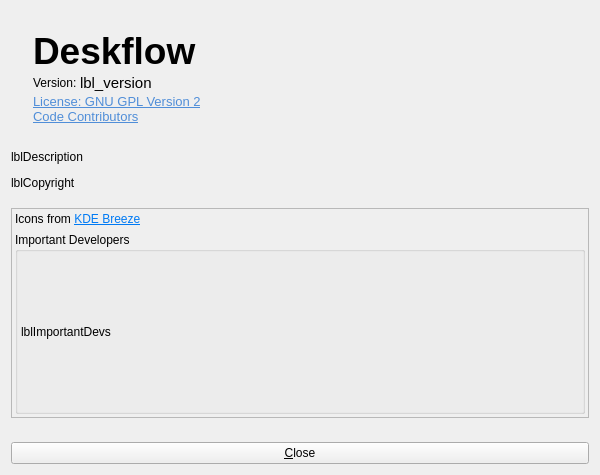
Above: src/lib/gui/dialogs/AboutDialog.ui from deskflow/deskflow before the change. Below: the same form after it.
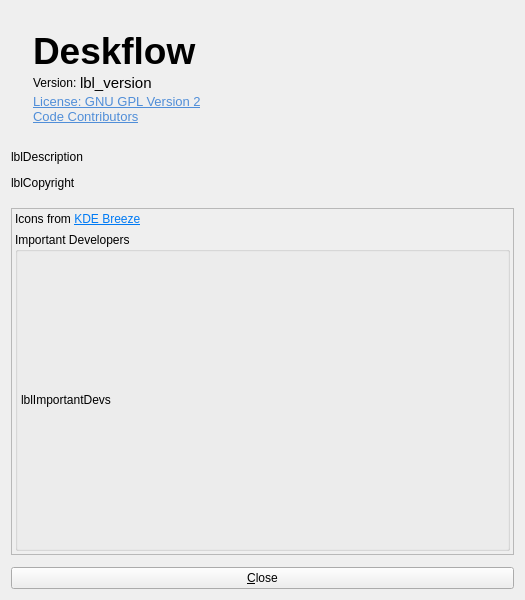
That is the form after the change. Icons and pictures are not drawn.

Commit message: chore: adjust the about dialog default size

What changed in the file:
```diff
--- a/src/lib/gui/dialogs/AboutDialog.ui
+++ b/src/lib/gui/dialogs/AboutDialog.ui
@@ -3,18 +3,18 @@
  <class>AboutDialog</class>
  <widget class="QDialog" name="AboutDialog">
   <property name="windowModality">
-   <enum>Qt::ApplicationModal</enum>
+   <enum>Qt::WindowModality::ApplicationModal</enum>
   </property>
   <property name="geometry">
    <rect>
     <x>0</x>
     <y>0</y>
-    <width>600</width>
-    <height>475</height>
+    <width>525</width>
+    <height>600</height>
    </rect>
   </property>
   <property name="sizePolicy">
-   <sizepolicy hsizetype="Fixed" vsizetype="Fixed">
+   <sizepolicy hsizetype="Preferred" vsizetype="Preferred">
     <horstretch>0</horstretch>
     <verstretch>0</verstretch>
    </sizepolicy>
@@ -35,7 +35,7 @@
    <item>
     <widget class="QWidget" name="frameLogo" native="true">
      <property name="sizePolicy">
-      <sizepolicy hsizetype="Preferred" vsizetype="Maximum">
+      <sizepolicy hsizetype="Preferred" vsizetype="Fixed">
        <horstretch>0</horstretch>
        <verstretch>0</verstretch>
       </sizepolicy>
@@ -67,7 +67,7 @@
       <item row="6" column="1">
        <spacer name="verticalSpacer">
         <property name="orientation">
-         <enum>Qt::Vertical</enum>
+         <enum>Qt::Orientation::Vertical</enum>
         </property>
         <property name="sizeHint" stdset="0">
          <size>
@@ -80,7 +80,7 @@
       <item row="0" column="1">
        <spacer name="verticalSpacer_3">
         <property name="orientation">
-         <enum>Qt::Vertical</enum>
+         <enum>Qt::Orientation::Vertical</enum>
         </property>
         <property name="sizeHint" stdset="0">
          <size>
@@ -92,6 +92,12 @@
       </item>
       <item row="1" column="1">
        <widget class="QLabel" name="lblName">
+        <property name="sizePolicy">
+         <sizepolicy hsizetype="Preferred" vsizetype="Fixed">
+          <horstretch>0</horstretch>
+          <verstretch>0</verstretch>
+         </sizepolicy>
+        </property>
         <property name="font">
          <font>
           <pointsize>28</pointsize>
@@ -105,7 +111,7 @@
          <bool>false</bool>
         </property>
         <property name="alignment">
-         <set>Qt::AlignBottom|Qt::AlignLeading|Qt::AlignLeft</set>
+         <set>Qt::AlignmentFlag::AlignBottom|Qt::AlignmentFlag::AlignLeading|Qt::AlignmentFlag::AlignLeft</set>
         </property>
         <property name="indent">
          <number>0</number>
@@ -117,6 +123,12 @@
       </item>
       <item row="0" column="0" rowspan="9">
        <widget class="QLabel" name="lblIcon">
+        <property name="sizePolicy">
+         <sizepolicy hsizetype="Preferred" vsizetype="Fixed">
+          <horstretch>0</horstretch>
+          <verstretch>0</verstretch>
+         </sizepolicy>
+        </property>
         <property name="autoFillBackground">
          <bool>false</bool>
         </property>
@@ -158,7 +170,7 @@
             <string>Version: </string>
            </property>
            <property name="alignment">
-            <set>Qt::AlignLeading|Qt::AlignLeft|Qt::AlignVCenter</set>
+            <set>Qt::AlignmentFlag::AlignLeading|Qt::AlignmentFlag::AlignLeft|Qt::AlignmentFlag::AlignVCenter</set>
            </property>
            <property name="indent">
             <number>0</number>
@@ -182,7 +194,7 @@
             <string>lbl_version</string>
            </property>
            <property name="alignment">
-            <set>Qt::AlignLeading|Qt::AlignLeft|Qt::AlignVCenter</set>
+            <set>Qt::AlignmentFlag::AlignLeading|Qt::AlignmentFlag::AlignLeft|Qt::AlignmentFlag::AlignVCenter</set>
            </property>
            <property name="smaller_text" stdset="0">
             <bool>true</bool>
@@ -224,7 +236,7 @@
             </sizepolicy>
            </property>
            <property name="orientation">
-            <enum>Qt::Horizontal</enum>
+            <enum>Qt::Orientation::Horizontal</enum>
            </property>
            <property name="sizeHint" stdset="0">
             <size>
@@ -272,14 +284,14 @@
       <string>lblDescription</string>
      </property>
      <property name="alignment">
-      <set>Qt::AlignLeading|Qt::AlignLeft|Qt::AlignTop</set>
+      <set>Qt::AlignmentFlag::AlignLeading|Qt::AlignmentFlag::AlignLeft|Qt::AlignmentFlag::AlignTop</set>
      </property>
     </widget>
    </item>
    <item>
     <widget class="QLabel" name="lblCopyright">
      <property name="sizePolicy">
-      <sizepolicy hsizetype="Preferred" vsizetype="Maximum">
+      <sizepolicy hsizetype="Preferred" vsizetype="Fixed">
        <horstretch>0</horstretch>
        <verstretch>0</verstretch>
       </sizepolicy>
@@ -292,10 +304,10 @@
    <item>
     <spacer name="verticalSpacer_2">
      <property name="orientation">
-      <enum>Qt::Vertical</enum>
+      <enum>Qt::Orientation::Vertical</enum>
      </property>
      <property name="sizeType">
-      <enum>QSizePolicy::Fixed</enum>
+      <enum>QSizePolicy::Policy::Fixed</enum>
      </property>
      <property name="sizeHint" stdset="0">
       <size>
@@ -307,8 +319,14 @@
    </item>
    <item>
     <widget class="QScrollArea" name="scrollArea">
+     <property name="sizePolicy">
+      <sizepolicy hsizetype="Preferred" vsizetype="Preferred">
+       <horstretch>0</horstretch>
+       <verstretch>0</verstretch>
+      </sizepolicy>
+     </property>
      <property name="sizeAdjustPolicy">
-      <enum>QAbstractScrollArea::AdjustIgnored</enum>
+      <enum>QAbstractScrollArea::SizeAdjustPolicy::AdjustIgnored</enum>
      </property>
      <property name="widgetResizable">
       <bool>true</bool>
@@ -318,12 +336,12 @@
        <rect>
         <x>0</x>
         <y>0</y>
-        <width>574</width>
-        <height>191</height>
+        <width>505</width>
+        <height>294</height>
        </rect>
       </property>
       <property name="sizePolicy">
-       <sizepolicy hsizetype="Preferred" vsizetype="Expanding">
+       <sizepolicy hsizetype="Preferred" vsizetype="Preferred">
         <horstretch>0</horstretch>
         <verstretch>0</verstretch>
        </sizepolicy>
@@ -363,7 +381,7 @@
        <item>
         <widget class="QGroupBox" name="groupBox">
          <property name="sizePolicy">
-          <sizepolicy hsizetype="Preferred" vsizetype="Preferred">
+          <sizepolicy hsizetype="Preferred" vsizetype="Expanding">
            <horstretch>0</horstretch>
            <verstretch>0</verstretch>
           </sizepolicy>
@@ -372,6 +390,9 @@
           <string>Important Developers</string>
          </property>
          <layout class="QVBoxLayout" name="verticalLayout_2">
+          <property name="spacing">
+           <number>0</number>
+          </property>
           <property name="leftMargin">
            <number>3</number>
           </property>
@@ -392,6 +413,9 @@
               <verstretch>0</verstretch>
              </sizepolicy>
             </property>
+            <property name="frameShape">
+             <enum>QFrame::Shape::NoFrame</enum>
+            </property>
             <property name="text">
              <string>lblImportantDevs</string>
             </property>
@@ -407,18 +431,6 @@
      </widget>
     </widget>
    </item>
-   <item>
-    <widget class="QWidget" name="widget1" native="true">
-     <layout class="QVBoxLayout" name="verticalLayout_3">
-      <property name="topMargin">
-       <number>0</number>
-      </property>
-      <property name="bottomMargin">
-       <number>0</number>
-      </property>
-     </layout>
-    </widget>
-   </item>
    <item>
     <widget class="QPushButton" name="btnOk">
      <property name="text">
```
The commit also changes 1 other file.
